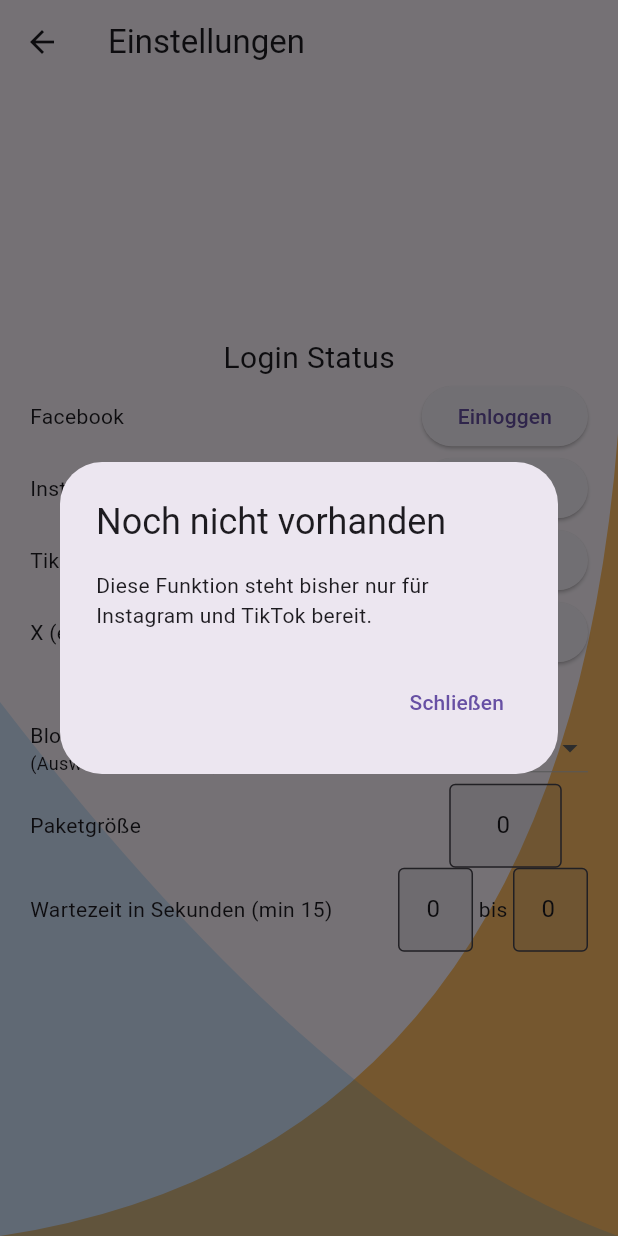
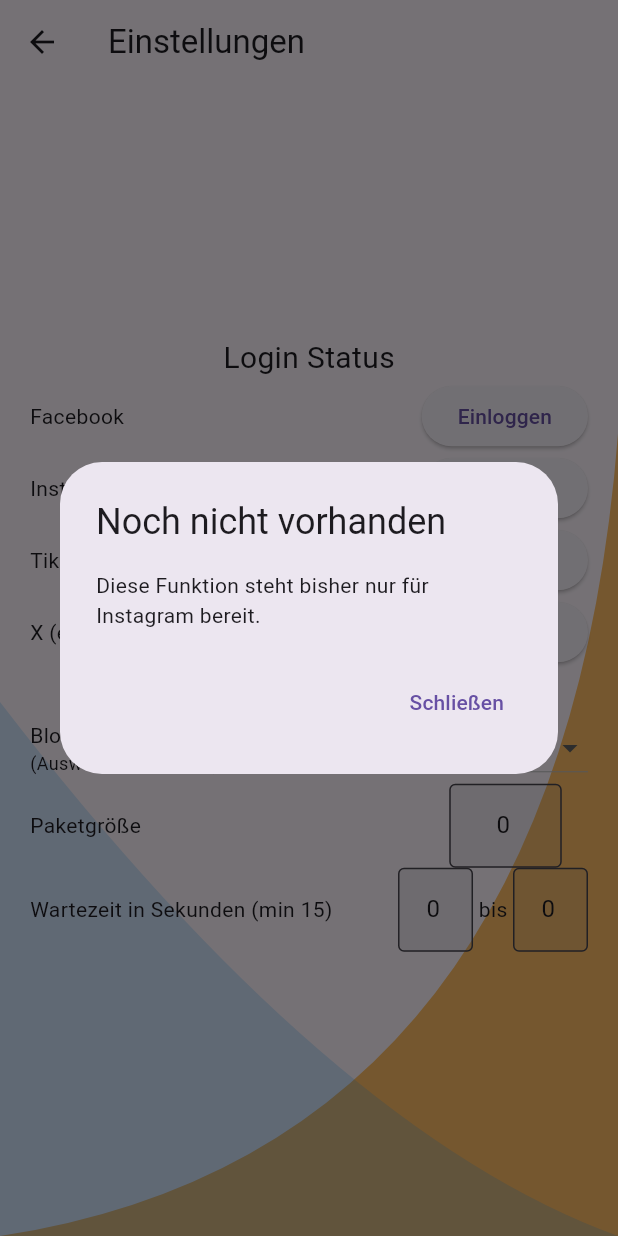
Before and after one commit to Avazz225/bluBlock, a Flutter app: the SettingsPage screen opened directly, after a tap on "Einloggen", on a phone screen of 412 x 824 dp. Run offline on Flutter 3.47's test engine with Material 3 defaults, Android fonts, the phone set to English and light mode, and no system bars; our stand-ins replace sqflite; missing offline and left inert: flutter_inappwebview; accounts and stored records are empty; statements that could not run were skipped.

Commit message:
deactivated tiktok plugin

```diff
--- a/blu_block/lib/classes/automated_web_view.dart
+++ b/blu_block/lib/classes/automated_web_view.dart
@@ -16,7 +16,6 @@ class AutomatedWebView {
       initialSettings: InAppWebViewSettings(
         javaScriptEnabled: true,
         loadsImagesAutomatically: false,
-        preferredContentMode: UserPreferredContentMode.DESKTOP,
       ),
 
       onConsoleMessage: (controller, consoleMessage) {
--- a/blu_block/lib/ui/pages/login_web_view.dart
+++ b/blu_block/lib/ui/pages/login_web_view.dart
@@ -29,7 +29,6 @@ class LoginWebView extends StatelessWidget {
         initialUrlRequest: URLRequest(url: WebUri.uri(Uri.parse(initialUrl))),
         initialSettings: InAppWebViewSettings(
           javaScriptEnabled: true,
-          preferredContentMode: UserPreferredContentMode.DESKTOP,
         ),
         onCloseWindow: (controller) async {
           await _checkLoginStatus();
--- a/blu_block/lib/ui/pages/settings_page.dart
+++ b/blu_block/lib/ui/pages/settings_page.dart
@@ -74,7 +74,7 @@ class _SettingsPageState extends State<SettingsPage> {
                         mainAxisAlignment: MainAxisAlignment.spaceBetween,
                         children: [
                           const Text("TikTok"),
-                          CustomButton(text: (settings.tiktokLoggedIn)?"Ausloggen":"Einloggen", onClick: _loginTikTok),
+                          CustomButton(text: (settings.tiktokLoggedIn)?"Ausloggen":"Einloggen", onClick: _dummyFunction),
                         ],
                       ),
                       Row(
@@ -215,7 +215,7 @@ class _SettingsPageState extends State<SettingsPage> {
   }
   _dummyFunction(){
     String title = "Noch nicht vorhanden";
-    String msg = "Diese Funktion steht bisher nur für Instagram und TikTok bereit.";
+    String msg = "Diese Funktion steht bisher nur für Instagram bereit.";
     showMessage(context, msg, title);
   }
 
```
Also changed, not shown: blu_block/lib/js_logic/tiktok_logic.dart (+10 -11 lines).
